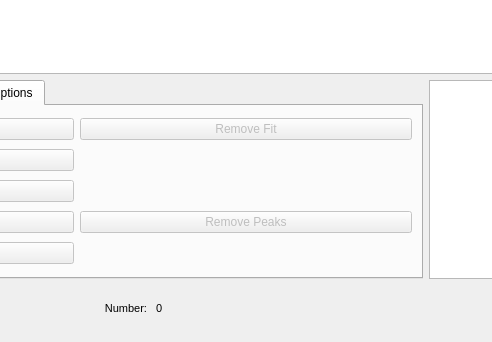
First picture: the form in qt/SiMPlE_main.ui, repository lando1784/SiMPlE, before the edit; both pictures show x 279 to 771 and y 508 to 850 of the 1064 by 850 pixel window.
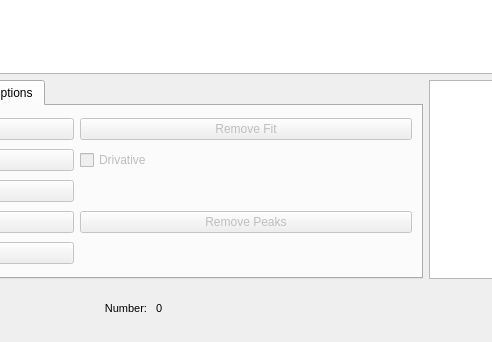
Second picture: the form after the edit. The open tabs and pages were chosen to show the change. Custom widgets are drawn as their Qt base class.

Diff of the .ui file:
```diff
--- a/qt/SiMPlE_main.ui
+++ b/qt/SiMPlE_main.ui
@@ -488,6 +488,16 @@
             </property>
            </widget>
           </item>
+          <item row="2" column="1">
+           <widget class="QCheckBox" name="derivCkBox">
+            <property name="enabled">
+             <bool>false</bool>
+            </property>
+            <property name="text">
+             <string>Drivative</string>
+            </property>
+           </widget>
+          </item>
          </layout>
         </widget>
        </widget>
```
Left out of the diff: 4 changed lines with no effect on the pictures.
